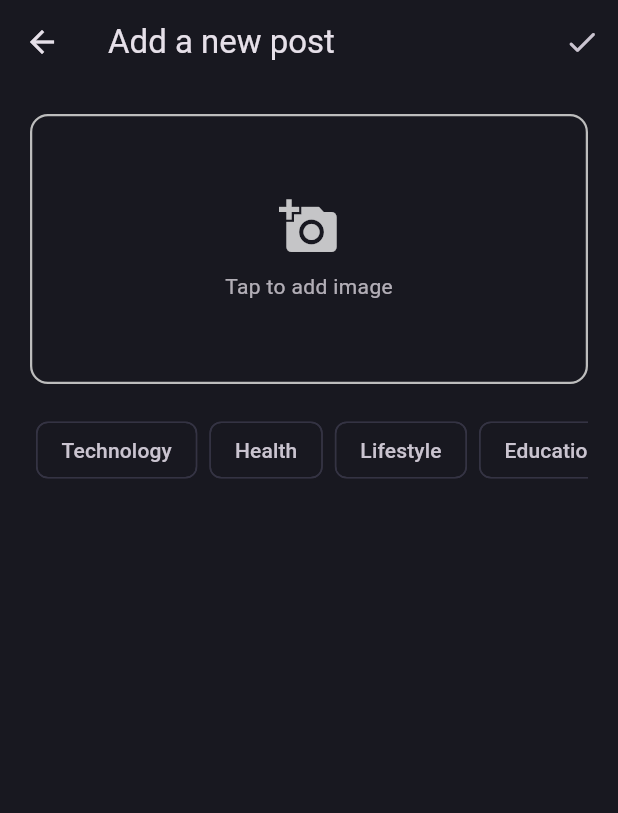
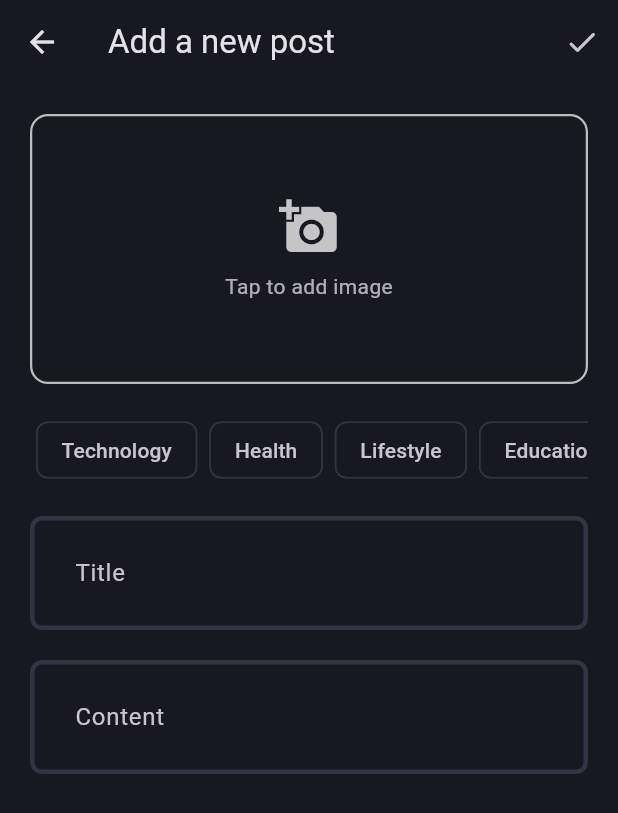
Before and after one commit to mercenarioZ/flutter_blog_app, a Flutter app: the AddBlogPage screen opened directly, on a phone screen of 412 x 824 dp. Shown: the top 813 px of the screen. Run offline on Flutter 3.47's test engine with Material 3 defaults, Android fonts, the phone set to English and light mode, and no system bars; our stand-ins replace flutter_bloc, fpdart, get_it, supabase_flutter; accounts and stored records are empty.

Commit message:
feat: create blog input

```diff
--- a/lib/features/blog/presentation/pages/add_blog_page.dart
+++ b/lib/features/blog/presentation/pages/add_blog_page.dart
@@ -1,6 +1,7 @@
 import 'package:flutter/material.dart';
 import 'package:flutter_app/core/theme/app_pallete.dart';
 import 'package:flutter_app/core/utils/snackbar.dart';
+import 'package:flutter_app/features/blog/presentation/widgets/blog_editor.dart';
 
 class AddBlogPage extends StatefulWidget {
   static route() =>
@@ -12,6 +13,17 @@ class AddBlogPage extends StatefulWidget {
 }
 
 class _AddBlogPageState extends State<AddBlogPage> {
+  final titleController = TextEditingController();
+  final contentController = TextEditingController();
+
+  // dispose controllers to avoid memory leaks
+  @override
+  void dispose() {
+    titleController.dispose();
+    contentController.dispose();
+    super.dispose();
+  }
+
   @override
   Widget build(BuildContext context) {
     return Scaffold(
@@ -20,8 +32,9 @@ class _AddBlogPageState extends State<AddBlogPage> {
         actions: [IconButton(onPressed: () {}, icon: Icon(Icons.done_rounded))],
       ),
 
-      // image, title, content
-      body: Padding(
+      // image, title, content. Wrap in SingleChildScrollView to avoid overflow and allow scrolling on smaller screens
+      body: SingleChildScrollView(
+        child: Padding(
           padding: const EdgeInsets.all(20.0),
           child: Column(
             children: [
@@ -91,8 +104,13 @@ class _AddBlogPageState extends State<AddBlogPage> {
               const SizedBox(height: 20),
 
               // title input
+              BlogEditor(controller: titleController, hintText: 'Title'),
 
+              const SizedBox(height: 20),
+
+              BlogEditor(controller: contentController, hintText: 'Content'),
             ],
+          ),
         ),
       ),
     );
--- /dev/null
+++ b/lib/features/blog/presentation/widgets/blog_editor.dart
@@ -0,0 +1,23 @@
+import 'package:flutter/material.dart';
+
+class BlogEditor extends StatelessWidget {
+  final TextEditingController controller;
+  final String hintText;
+
+  const BlogEditor({
+    super.key,
+    required this.controller,
+    required this.hintText,
+  });
+
+  @override
+  Widget build(BuildContext context) {
+    return TextFormField(
+      controller: controller,
+      decoration: InputDecoration(hintText: hintText),
+
+      // Allows for multi-line input,
+      maxLines: null,
+    );
+  }
+}
```
Lines whose indentation alone changed are shown as unchanged.
